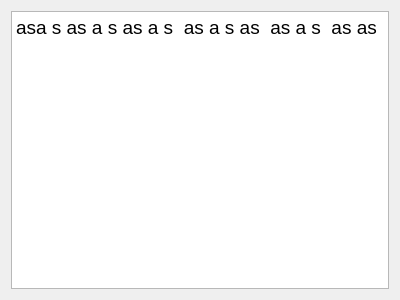
Old version of the form src/cameraOne/QvkCameraOneWindow.ui in the repository vkohaupt/vokoscreenNG.
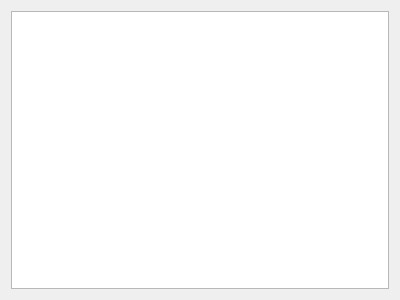
New version of the form.

Commit message: X11 camera window

What changed in the file:
```diff
--- a/src/cameraOne/QvkCameraOneWindow.ui
+++ b/src/cameraOne/QvkCameraOneWindow.ui
@@ -23,14 +23,14 @@
       <string notr="true"/>
      </property>
      <property name="html">
-      <string>&lt;!DOCTYPE HTML PUBLIC &quot;-//W3C//DTD HTML 4.0//EN&quot; &quot;http://www.w3.org/TR/REC-html40/strict.dtd&quot;&gt;
+      <string notr="true">&lt;!DOCTYPE HTML PUBLIC &quot;-//W3C//DTD HTML 4.0//EN&quot; &quot;http://www.w3.org/TR/REC-html40/strict.dtd&quot;&gt;
 &lt;html&gt;&lt;head&gt;&lt;meta name=&quot;qrichtext&quot; content=&quot;1&quot; /&gt;&lt;meta charset=&quot;utf-8&quot; /&gt;&lt;style type=&quot;text/css&quot;&gt;
 p, li { white-space: pre-wrap; }
 hr { height: 1px; border-width: 0; }
 li.unchecked::marker { content: &quot;\2610&quot;; }
 li.checked::marker { content: &quot;\2612&quot;; }
 &lt;/style&gt;&lt;/head&gt;&lt;body style=&quot; font-family:'Noto Sans'; font-size:11pt; font-weight:400; font-style:normal;&quot;&gt;
-&lt;p style=&quot; margin-top:0px; margin-bottom:0px; margin-left:0px; margin-right:0px; -qt-block-indent:0; text-indent:0px;&quot;&gt;&lt;span style=&quot; font-size:14pt;&quot;&gt;asa s as a s as a s  as a s as  as a s  as as &lt;/span&gt;&lt;/p&gt;&lt;/body&gt;&lt;/html&gt;</string>
+&lt;p style=&quot;-qt-paragraph-type:empty; margin-top:0px; margin-bottom:0px; margin-left:0px; margin-right:0px; -qt-block-indent:0; text-indent:0px;&quot;&gt;&lt;br /&gt;&lt;/p&gt;&lt;/body&gt;&lt;/html&gt;</string>
      </property>
     </widget>
    </item>
```
Left out of the diff: 3 changed lines with no effect on the pictures. The commit also changes 3 other files.
